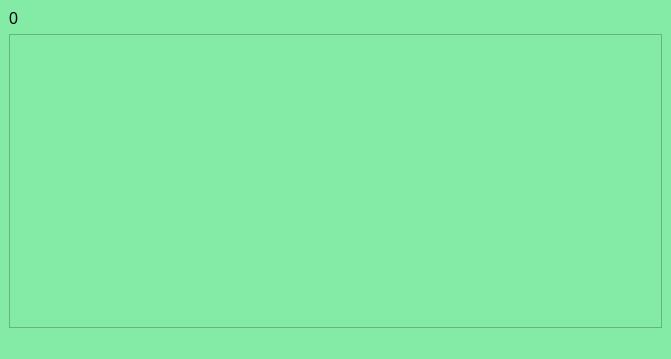
First picture: the form in elkzamen/gamewindow.ui, repository DidiUmerzakova/exam, before the edit.
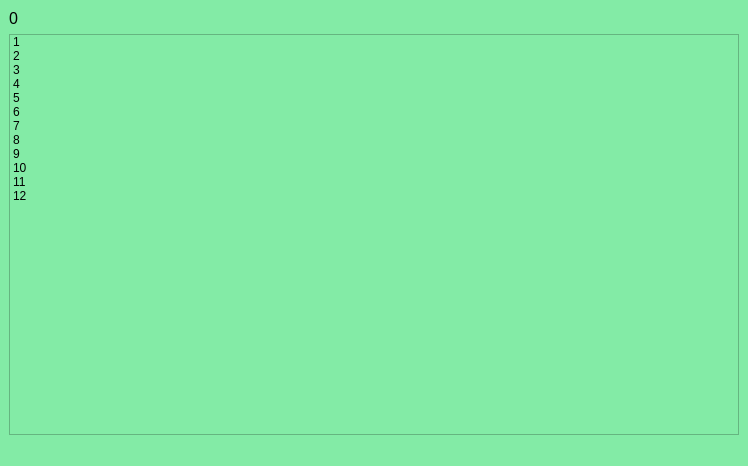
Second picture: the form after the edit.

```diff
--- a/elkzamen/gamewindow.ui
+++ b/elkzamen/gamewindow.ui
@@ -6,8 +6,8 @@
    <rect>
     <x>0</x>
     <y>0</y>
-    <width>671</width>
-    <height>359</height>
+    <width>748</width>
+    <height>466</height>
    </rect>
   </property>
   <property name="tabletTracking">
@@ -21,9 +21,6 @@
   </property>
   <widget class="QWidget" name="centralwidget">
    <layout class="QGridLayout" name="gridLayout">
-    <item row="1" column="0">
-     <widget class="QListWidget" name="itemListWidget"/>
-    </item>
     <item row="0" column="0">
      <widget class="QLabel" name="scoreLabel">
       <property name="font">
@@ -37,6 +34,70 @@
       </property>
      </widget>
     </item>
+    <item row="2" column="0">
+     <widget class="QListWidget" name="itemListWidget">
+      <item>
+       <property name="text">
+        <string>1</string>
+       </property>
+      </item>
+      <item>
+       <property name="text">
+        <string>2</string>
+       </property>
+      </item>
+      <item>
+       <property name="text">
+        <string>3</string>
+       </property>
+      </item>
+      <item>
+       <property name="text">
+        <string>4</string>
+       </property>
+      </item>
+      <item>
+       <property name="text">
+        <string>5</string>
+       </property>
+      </item>
+      <item>
+       <property name="text">
+        <string>6</string>
+       </property>
+      </item>
+      <item>
+       <property name="text">
+        <string>7</string>
+       </property>
+      </item>
+      <item>
+       <property name="text">
+        <string>8</string>
+       </property>
+      </item>
+      <item>
+       <property name="text">
+        <string>9</string>
+       </property>
+      </item>
+      <item>
+       <property name="text">
+        <string>10</string>
+       </property>
+      </item>
+      <item>
+       <property name="text">
+        <string>11</string>
+       </property>
+      </item>
+      <item>
+       <property name="text">
+        <string>12</string>
+       </property>
+      </item>
+     </widget>
+    </item>
    </layout>
   </widget>
   <widget class="QMenuBar" name="menubar">
```
Left out of the diff: 2 changed lines with no effect on the pictures.
